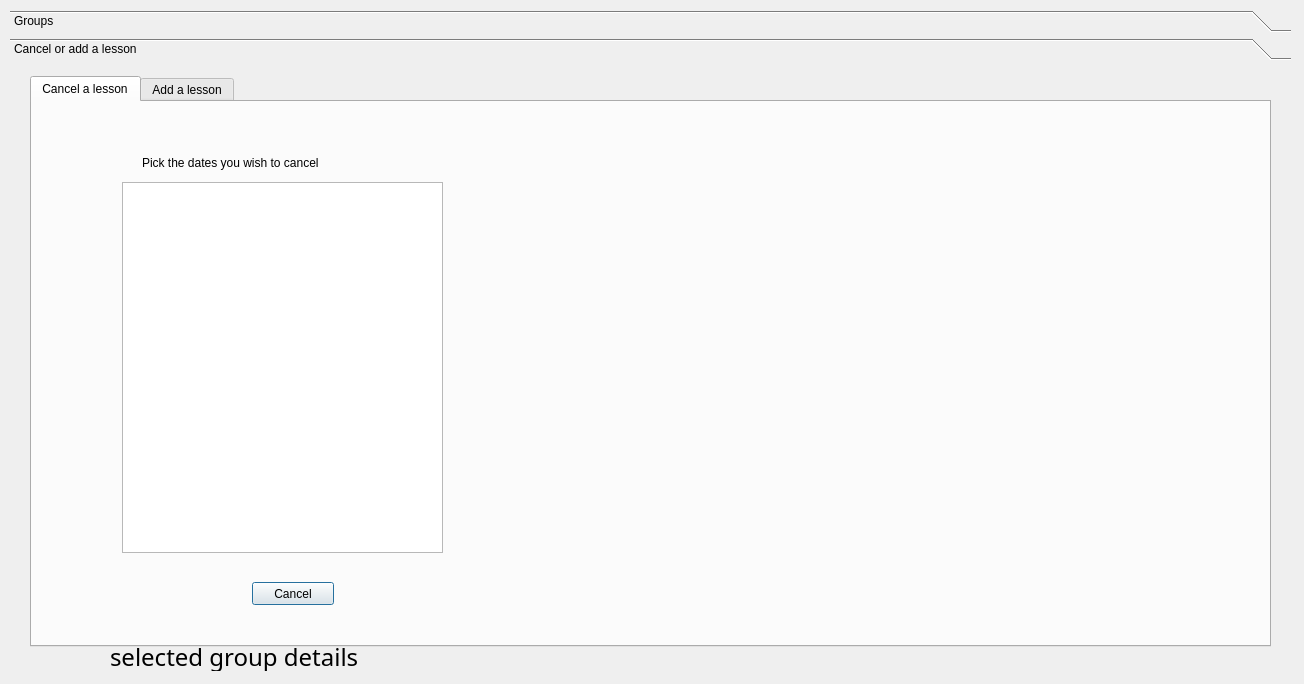
This is General/showgroupsdialog.ui in MrRisoni/Gauss as Qt 5 draws it before an edit. The edited form follows.
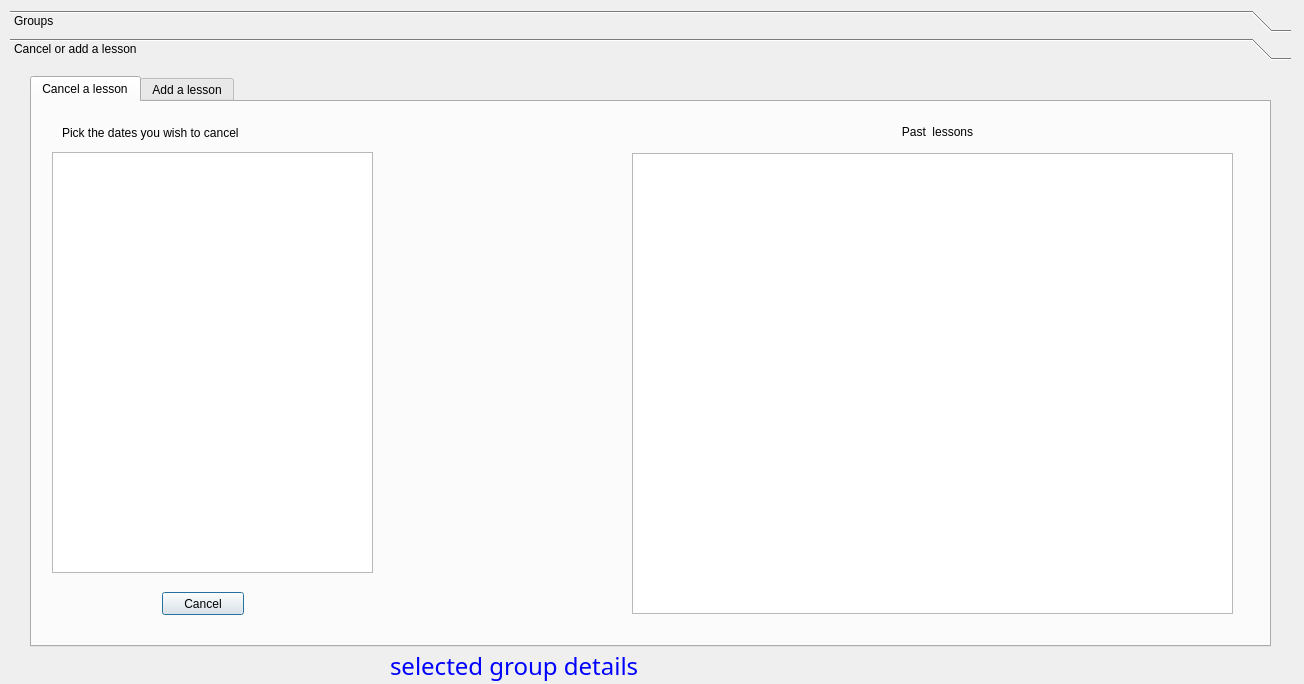
This is the edited form. The open tabs and pages were chosen to show the change.

Commit message: show past and present lessons , adds temporary lessons

Diff of the .ui file:
```diff
--- a/General/showgroupsdialog.ui
+++ b/General/showgroupsdialog.ui
@@ -46,6 +46,9 @@
        <height>571</height>
       </rect>
      </property>
+     <property name="toolTip">
+      <string comment="Double click to show details"/>
+     </property>
      <property name="editTriggers">
       <set>QAbstractItemView::NoEditTriggers</set>
      </property>
@@ -82,7 +85,7 @@
       </rect>
      </property>
      <property name="currentIndex">
-      <number>0</number>
+      <number>1</number>
      </property>
      <widget class="QWidget" name="tab">
       <attribute name="title">
@@ -91,8 +94,8 @@
       <widget class="QLabel" name="label">
        <property name="geometry">
         <rect>
-         <x>110</x>
-         <y>50</y>
+         <x>30</x>
+         <y>20</y>
          <width>291</width>
          <height>21</height>
         </rect>
@@ -104,18 +107,27 @@
       <widget class="QListWidget" name="listFutureDates">
        <property name="geometry">
         <rect>
-         <x>90</x>
-         <y>80</y>
+         <x>20</x>
+         <y>50</y>
          <width>321</width>
-         <height>371</height>
+         <height>421</height>
         </rect>
        </property>
+       <property name="editTriggers">
+        <set>QAbstractItemView::NoEditTriggers</set>
+       </property>
+       <property name="alternatingRowColors">
+        <bool>true</bool>
+       </property>
+       <property name="selectionMode">
+        <enum>QAbstractItemView::MultiSelection</enum>
+       </property>
       </widget>
       <widget class="QPushButton" name="pushCancel">
        <property name="geometry">
         <rect>
-         <x>220</x>
-         <y>480</y>
+         <x>130</x>
+         <y>490</y>
          <width>82</width>
          <height>23</height>
         </rect>
@@ -124,6 +136,44 @@
         <string>Cancel</string>
        </property>
       </widget>
+      <widget class="QTableView" name="tablePastLessons">
+       <property name="geometry">
+        <rect>
+         <x>600</x>
+         <y>51</y>
+         <width>601</width>
+         <height>461</height>
+        </rect>
+       </property>
+       <property name="editTriggers">
+        <set>QAbstractItemView::NoEditTriggers</set>
+       </property>
+       <property name="alternatingRowColors">
+        <bool>true</bool>
+       </property>
+       <property name="selectionMode">
+        <enum>QAbstractItemView::SingleSelection</enum>
+       </property>
+       <property name="selectionBehavior">
+        <enum>QAbstractItemView::SelectRows</enum>
+       </property>
+      </widget>
+      <widget class="QLabel" name="label_5">
+       <property name="geometry">
+        <rect>
+         <x>610</x>
+         <y>20</y>
+         <width>591</width>
+         <height>20</height>
+        </rect>
+       </property>
+       <property name="text">
+        <string>Past  lessons</string>
+       </property>
+       <property name="alignment">
+        <set>Qt::AlignCenter</set>
+       </property>
+      </widget>
      </widget>
      <widget class="QWidget" name="tab_2">
       <attribute name="title">
@@ -161,15 +211,18 @@
       <widget class="QLabel" name="label_2">
        <property name="geometry">
         <rect>
-         <x>90</x>
+         <x>30</x>
          <y>20</y>
-         <width>181</width>
+         <width>291</width>
          <height>21</height>
         </rect>
        </property>
        <property name="text">
         <string>Pick a date</string>
        </property>
+       <property name="alignment">
+        <set>Qt::AlignCenter</set>
+       </property>
       </widget>
       <widget class="QPushButton" name="pushAddTempo">
        <property name="geometry">
@@ -187,21 +240,24 @@
       <widget class="QLabel" name="label_3">
        <property name="geometry">
         <rect>
-         <x>510</x>
+         <x>360</x>
          <y>20</y>
-         <width>181</width>
+         <width>861</width>
          <height>21</height>
         </rect>
        </property>
        <property name="text">
         <string>Room Availability</string>
        </property>
+       <property name="alignment">
+        <set>Qt::AlignCenter</set>
+       </property>
       </widget>
       <widget class="QLabel" name="label_4">
        <property name="geometry">
         <rect>
          <x>30</x>
-         <y>310</y>
+         <y>390</y>
          <width>91</width>
          <height>21</height>
         </rect>
@@ -214,19 +270,47 @@
        <property name="geometry">
         <rect>
          <x>140</x>
-         <y>310</y>
+         <y>390</y>
          <width>113</width>
          <height>23</height>
         </rect>
        </property>
+       <property name="styleSheet">
+        <string notr="true"/>
+       </property>
+      </widget>
+      <widget class="QLabel" name="label_6">
+       <property name="geometry">
+        <rect>
+         <x>30</x>
+         <y>350</y>
+         <width>91</width>
+         <height>21</height>
+        </rect>
+       </property>
+       <property name="text">
+        <string>Pick hour</string>
+       </property>
+      </widget>
+      <widget class="QComboBox" name="comboStart">
+       <property name="geometry">
+        <rect>
+         <x>140</x>
+         <y>350</y>
+         <width>131</width>
+         <height>23</height>
+        </rect>
+       </property>
+      </widget>
+     </widget>
       </widget>
      </widget>
     </widget>
     <widget class="QLabel" name="labelSelectedDetails">
      <property name="geometry">
       <rect>
-       <x>100</x>
-       <y>575</y>
+     <x>390</x>
+     <y>650</y>
        <width>1011</width>
        <height>31</height>
       </rect>
@@ -237,18 +321,9 @@
         <colorrole role="WindowText">
          <brush brushstyle="SolidPattern">
           <color alpha="255">
-           <red>255</red>
-           <green>0</green>
-           <blue>0</blue>
-          </color>
-         </brush>
-        </colorrole>
-        <colorrole role="Text">
-         <brush brushstyle="SolidPattern">
-          <color alpha="255">
            <red>0</red>
            <green>0</green>
-           <blue>0</blue>
+         <blue>255</blue>
           </color>
          </brush>
         </colorrole>
@@ -257,18 +332,9 @@
         <colorrole role="WindowText">
          <brush brushstyle="SolidPattern">
           <color alpha="255">
-           <red>255</red>
-           <green>0</green>
-           <blue>0</blue>
-          </color>
-         </brush>
-        </colorrole>
-        <colorrole role="Text">
-         <brush brushstyle="SolidPattern">
-          <color alpha="255">
            <red>0</red>
            <green>0</green>
-           <blue>0</blue>
+         <blue>255</blue>
           </color>
          </brush>
         </colorrole>
@@ -283,15 +349,6 @@
           </color>
          </brush>
         </colorrole>
-        <colorrole role="Text">
-         <brush brushstyle="SolidPattern">
-          <color alpha="255">
-           <red>128</red>
-           <green>128</green>
-           <blue>128</blue>
-          </color>
-         </brush>
-        </colorrole>
        </disabled>
       </palette>
      </property>
@@ -306,8 +363,6 @@
      <property name="text">
       <string>selected group details</string>
      </property>
-    </widget>
-   </widget>
   </widget>
  </widget>
  <resources/>
```
Lines whose indentation alone changed are shown as unchanged. The commit also changes 2 other files.
